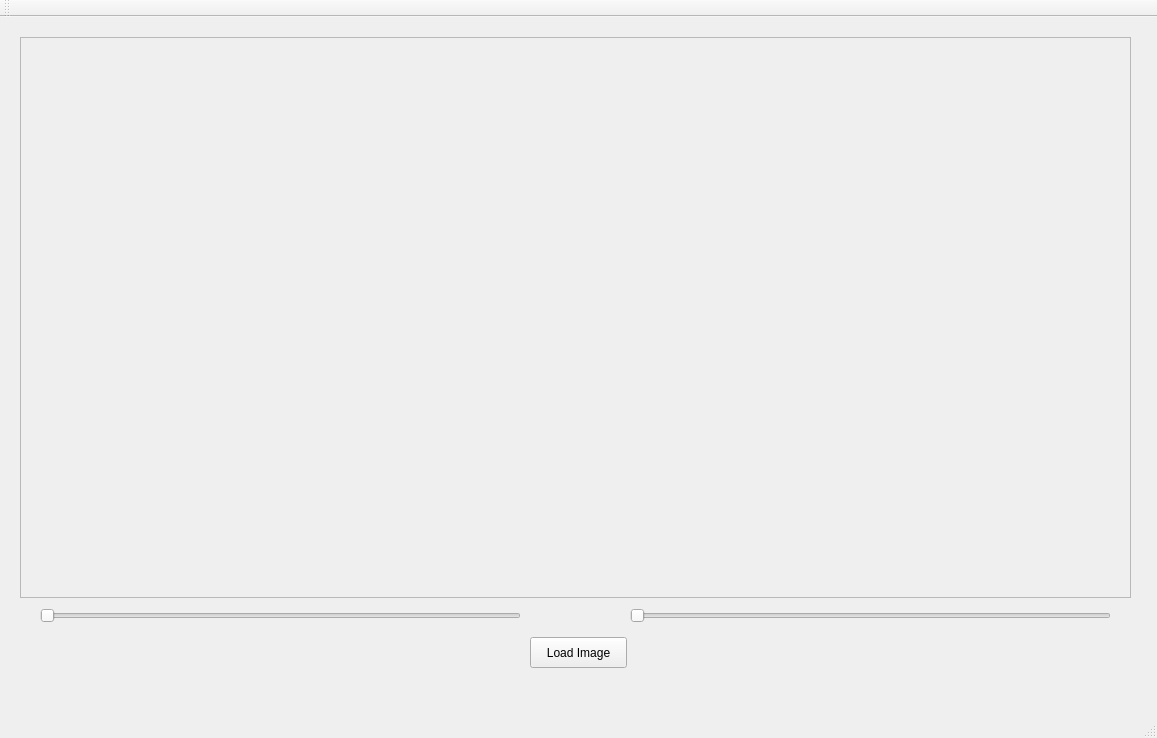
This is equalizador2/mainwindow.ui in pedrecal/grupoestudo as Qt 5 draws it before an edit. The edited form follows.
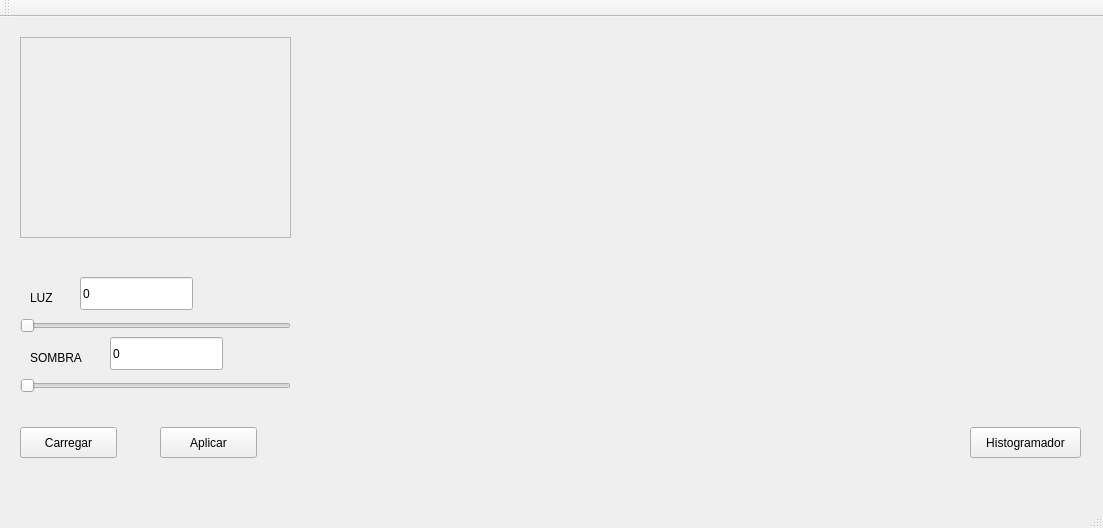
This is the edited form. Custom widgets are drawn as their Qt base class.

What changed in the file:
```diff
--- a/equalizador2/mainwindow.ui
+++ b/equalizador2/mainwindow.ui
@@ -6,8 +6,8 @@
    <rect>
     <x>0</x>
     <y>0</y>
-    <width>1157</width>
-    <height>738</height>
+    <width>1103</width>
+    <height>528</height>
    </rect>
   </property>
   <property name="windowTitle">
@@ -19,8 +19,8 @@
      <rect>
       <x>20</x>
       <y>20</y>
-      <width>1111</width>
-      <height>561</height>
+      <width>271</width>
+      <height>201</height>
      </rect>
     </property>
     <property name="widgetResizable">
@@ -31,8 +31,8 @@
       <rect>
        <x>0</x>
        <y>0</y>
-       <width>1109</width>
-       <height>559</height>
+       <width>269</width>
+       <height>199</height>
       </rect>
      </property>
     </widget>
@@ -40,22 +40,22 @@
    <widget class="QPushButton" name="btLoad">
     <property name="geometry">
      <rect>
-      <x>530</x>
-      <y>620</y>
+      <x>20</x>
+      <y>410</y>
       <width>97</width>
       <height>31</height>
      </rect>
     </property>
     <property name="text">
-     <string>Load Image</string>
+     <string>Carregar</string>
     </property>
    </widget>
    <widget class="QSlider" name="sliderClaro">
     <property name="geometry">
      <rect>
-      <x>40</x>
-      <y>590</y>
-      <width>481</width>
+      <x>20</x>
+      <y>300</y>
+      <width>271</width>
       <height>18</height>
      </rect>
     </property>
@@ -66,9 +66,9 @@
    <widget class="QSlider" name="sliderEscuro">
     <property name="geometry">
      <rect>
-      <x>630</x>
-      <y>590</y>
-      <width>481</width>
+      <x>20</x>
+      <y>360</y>
+      <width>271</width>
       <height>18</height>
      </rect>
     </property>
@@ -76,6 +76,94 @@
      <enum>Qt::Horizontal</enum>
     </property>
    </widget>
+   <widget class="QPushButton" name="btApply">
+    <property name="geometry">
+     <rect>
+      <x>160</x>
+      <y>410</y>
+      <width>97</width>
+      <height>31</height>
+     </rect>
+    </property>
+    <property name="text">
+     <string>Aplicar</string>
+    </property>
+   </widget>
+   <widget class="QLabel" name="lbLuz">
+    <property name="geometry">
+     <rect>
+      <x>30</x>
+      <y>270</y>
+      <width>67</width>
+      <height>21</height>
+     </rect>
+    </property>
+    <property name="text">
+     <string>LUZ</string>
+    </property>
+   </widget>
+   <widget class="QLabel" name="lbSombra">
+    <property name="geometry">
+     <rect>
+      <x>30</x>
+      <y>330</y>
+      <width>67</width>
+      <height>21</height>
+     </rect>
+    </property>
+    <property name="text">
+     <string>SOMBRA</string>
+    </property>
+   </widget>
+   <widget class="QCustomPlot" name="customPlot" native="true">
+    <property name="geometry">
+     <rect>
+      <x>310</x>
+      <y>0</y>
+      <width>781</width>
+      <height>391</height>
+     </rect>
+    </property>
+   </widget>
+   <widget class="QPushButton" name="btMakeHist">
+    <property name="geometry">
+     <rect>
+      <x>970</x>
+      <y>410</y>
+      <width>111</width>
+      <height>31</height>
+     </rect>
+    </property>
+    <property name="text">
+     <string>Histogramador</string>
+    </property>
+   </widget>
+   <widget class="QLineEdit" name="qtLuz">
+    <property name="geometry">
+     <rect>
+      <x>80</x>
+      <y>260</y>
+      <width>113</width>
+      <height>33</height>
+     </rect>
+    </property>
+    <property name="text">
+     <string>0</string>
+    </property>
+   </widget>
+   <widget class="QLineEdit" name="qtSombra">
+    <property name="geometry">
+     <rect>
+      <x>110</x>
+      <y>320</y>
+      <width>113</width>
+      <height>33</height>
+     </rect>
+    </property>
+    <property name="text">
+     <string>0</string>
+    </property>
+   </widget>
   </widget>
   <widget class="QMenuBar" name="menuBar">
    <property name="geometry">
@@ -98,6 +186,14 @@
   <widget class="QStatusBar" name="statusBar"/>
  </widget>
  <layoutdefault spacing="6" margin="11"/>
+ <customwidgets>
+  <customwidget>
+   <class>QCustomPlot</class>
+   <extends>QWidget</extends>
+   <header>qcustomplot.h</header>
+   <container>1</container>
+  </customwidget>
+ </customwidgets>
  <resources/>
  <connections/>
 </ui>
```
Left out of the diff: 6 changed lines with no effect on the pictures.
